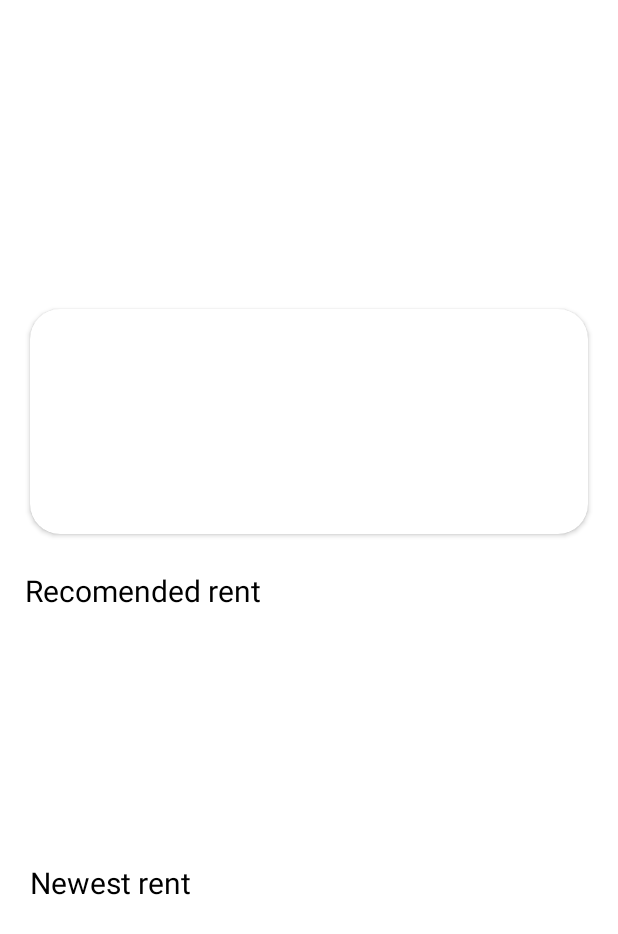
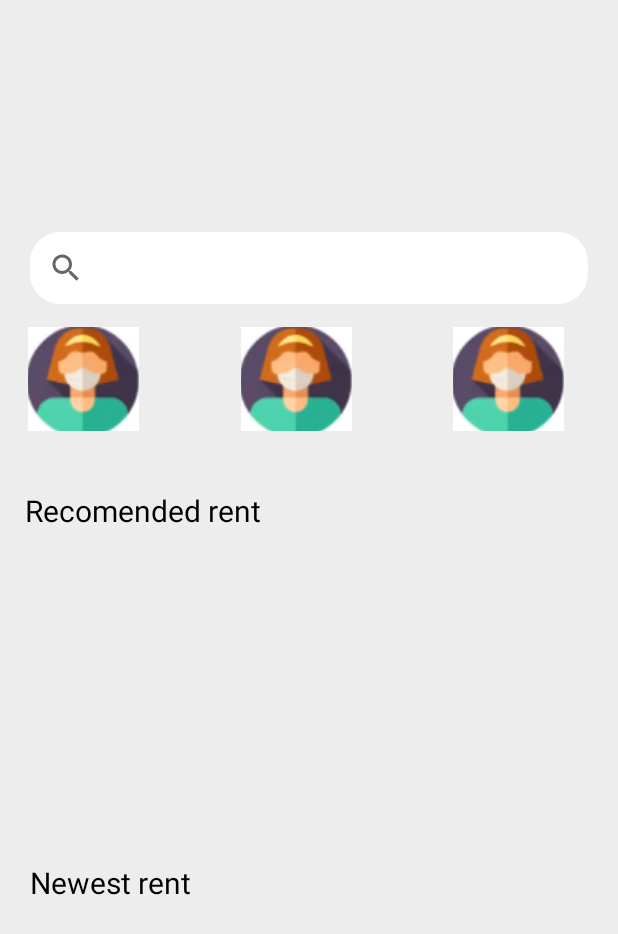
Before and after one commit to nbalazs1337/android-3duck, an Android app: the layout fragment_home.xml on its own in the app's theme, with its tools: preview values and no code run, on a phone screen of 412 x 824 dp. Shown: the top 934 px of the screen. Run offline under Robolectric (Android 15) with nearby library versions, the phone set to English and light mode, and no system bars.

Commit message:
added search and icons

```diff
--- a/app/src/main/res/layout/fragment_home.xml
+++ b/app/src/main/res/layout/fragment_home.xml
@@ -1,27 +1,74 @@
 <?xml version="1.0" encoding="utf-8"?>
 <androidx.constraintlayout.widget.ConstraintLayout xmlns:android="http://schemas.android.com/apk/res/android"
+    xmlns:app="http://schemas.android.com/apk/res-auto"
     xmlns:tools="http://schemas.android.com/tools"
     android:layout_width="match_parent"
     android:layout_height="match_parent"
-    xmlns:app="http://schemas.android.com/apk/res-auto"
+    android:background="@color/app_background"
     tools:context=".HomeFragment">
 
-    <androidx.cardview.widget.CardView
-        android:id="@+id/reclama"
+
+    <androidx.appcompat.widget.SearchView
         android:layout_width="match_parent"
-        android:layout_height="150dp"
+        android:layout_height="wrap_content"
         android:layout_marginHorizontal="20dp"
-        android:layout_marginTop="40dp"
-        android:layout_marginBottom="468dp"
-        app:cardCornerRadius="20dp"
-        app:layout_constraintBottom_toBottomOf="parent"
+        android:background="@drawable/et_background"
+        app:layout_constraintBottom_toTopOf="@+id/constraint_icons"
         app:layout_constraintEnd_toEndOf="parent"
-        app:layout_constraintStart_toStartOf="parent"
-        app:layout_constraintTop_toTopOf="parent"
-        app:layout_constraintVertical_bias="1.0">
+        app:layout_constraintHorizontal_bias="0.5"
+        app:layout_constraintStart_toStartOf="parent"></androidx.appcompat.widget.SearchView>
 
+    <androidx.constraintlayout.widget.ConstraintLayout
+        android:id="@+id/constraint_icons"
+        android:layout_width="match_parent"
+        android:layout_height="100dp"
+        android:layout_marginBottom="72dp"
+        app:layout_constraintBottom_toTopOf="@+id/rv_recomended"
+        app:layout_constraintEnd_toEndOf="parent"
+        app:layout_constraintHorizontal_bias="0.0"
+        app:layout_constraintStart_toStartOf="parent">
 
-    </androidx.cardview.widget.CardView>
+        <ImageButton
+            android:id="@+id/btn_tenant"
+            android:layout_width="74dp"
+            android:layout_height="69dp"
+            android:src="@drawable/tenant"
+            android:contentDescription="tenant"
+            app:layout_constraintBottom_toBottomOf="parent"
+            app:layout_constraintEnd_toEndOf="parent"
+            app:layout_constraintHorizontal_bias="0.055"
+            app:layout_constraintStart_toStartOf="parent"
+            app:layout_constraintTop_toTopOf="parent"
+            app:layout_constraintVertical_bias="0.491"></ImageButton>
+
+        <ImageButton
+            android:id="@+id/btn_landlord"
+            android:layout_width="74dp"
+            android:layout_height="69dp"
+            android:contentDescription="landlord"
+            android:layout_marginStart="150dp"
+            android:src="@drawable/tenant"
+            app:layout_constraintBottom_toBottomOf="parent"
+            app:layout_constraintEnd_toEndOf="parent"
+            app:layout_constraintHorizontal_bias="0.055"
+            app:layout_constraintStart_toStartOf="parent"
+            app:layout_constraintTop_toTopOf="parent"
+            app:layout_constraintVertical_bias="0.491"></ImageButton>
+
+        <ImageButton
+            android:id="@+id/btn_contractor"
+            android:layout_width="74dp"
+            android:contentDescription="contractor"
+            android:layout_height="69dp"
+            android:layout_marginStart="300dp"
+            android:src="@drawable/tenant"
+            app:layout_constraintBottom_toBottomOf="parent"
+            app:layout_constraintEnd_toEndOf="parent"
+            app:layout_constraintHorizontal_bias="0.055"
+            app:layout_constraintStart_toStartOf="parent"
+            app:layout_constraintTop_toTopOf="parent"
+            app:layout_constraintVertical_bias="0.491"></ImageButton>
+    </androidx.constraintlayout.widget.ConstraintLayout>
 
     <TextView
         android:layout_width="wrap_content"
@@ -33,17 +80,17 @@
         app:layout_constraintEnd_toEndOf="parent"
         app:layout_constraintHorizontal_bias="0.066"
         app:layout_constraintStart_toStartOf="parent"
-        app:layout_constraintTop_toBottomOf="@+id/reclama">
+        app:layout_constraintTop_toBottomOf="@+id/constraint_icons">
 
 
     </TextView>
 
     <androidx.recyclerview.widget.RecyclerView
         android:id="@+id/rv_recomended"
-        android:orientation="horizontal"
         android:layout_width="match_parent"
         android:layout_height="180dp"
         android:layout_marginTop="300dp"
+        android:orientation="horizontal"
         app:layout_constraintBottom_toBottomOf="parent"
         app:layout_constraintEnd_toEndOf="parent"
         app:layout_constraintHorizontal_bias="0.0"
@@ -68,12 +115,13 @@
 
 
     </TextView>
+
     <androidx.recyclerview.widget.RecyclerView
         android:id="@+id/rv_newest"
         android:layout_width="match_parent"
         android:layout_height="120dp"
+        android:layout_marginTop="20dp"
         android:orientation="horizontal"
-        android:layout_marginTop="20dp"
         app:layout_constraintBottom_toBottomOf="parent"
         app:layout_constraintEnd_toEndOf="parent"
         app:layout_constraintHorizontal_bias="0.5"
@@ -84,5 +132,4 @@
     </androidx.recyclerview.widget.RecyclerView>
 
 
-
 </androidx.constraintlayout.widget.ConstraintLayout>
```
Also changed, not shown: app/src/main/res/layout/activity_home.xml (+26 -16 lines), app/src/main/res/drawable/img_2.png (added), app/src/main/res/drawable/img_3.png (added), app/src/main/res/drawable/tenant.png (added).
